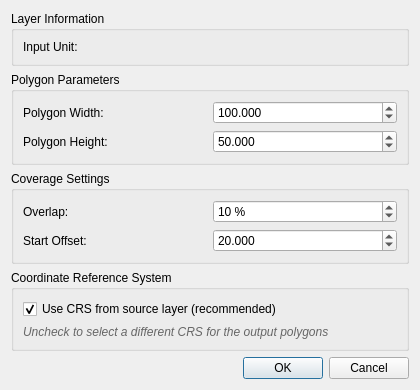
Before: the Qt Designer form polystrip/polystripdialog.ui in mach0/polystrip, drawn with Qt 5.
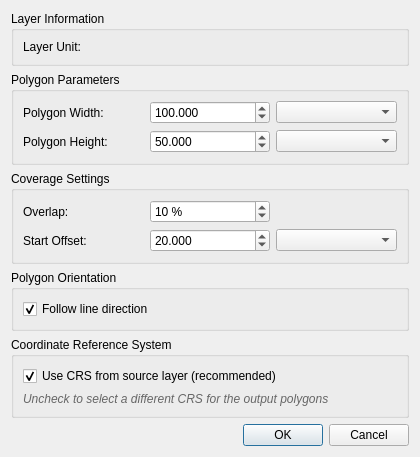
After: the same form once the commit is applied. Icons and pictures are not drawn.

```diff
--- a/polystrip/polystripdialog.ui
+++ b/polystrip/polystripdialog.ui
@@ -27,7 +27,7 @@
       <item row="0" column="0">
        <widget class="QLabel" name="label_units">
         <property name="text">
-         <string>Input Unit:</string>
+         <string>Layer Unit:</string>
         </property>
        </widget>
       </item>
@@ -76,6 +76,13 @@
         </property>
        </widget>
       </item>
+      <item row="0" column="2">
+       <widget class="QComboBox" name="widthUnitComboBox">
+        <property name="toolTip">
+         <string>Unit for width value</string>
+        </property>
+       </widget>
+      </item>
       <item row="1" column="0">
        <widget class="QLabel" name="label_height">
         <property name="text">
@@ -102,6 +109,13 @@
         </property>
        </widget>
       </item>
+      <item row="1" column="2">
+       <widget class="QComboBox" name="heightUnitComboBox">
+        <property name="toolTip">
+         <string>Unit for height value</string>
+        </property>
+       </widget>
+      </item>
      </layout>
     </widget>
    </item>
@@ -157,6 +171,35 @@
         </property>
         <property name="decimals">
          <number>3</number>
+        </property>
+       </widget>
+      </item>
+      <item row="1" column="2">
+       <widget class="QComboBox" name="offsetUnitComboBox">
+        <property name="toolTip">
+         <string>Unit for start offset value</string>
+        </property>
+       </widget>
+      </item>
+     </layout>
+    </widget>
+   </item>
+   <item>
+    <widget class="QGroupBox" name="groupBox_orientation">
+     <property name="title">
+      <string>Polygon Orientation</string>
+     </property>
+     <layout class="QGridLayout" name="gridLayout_orientation">
+      <item row="0" column="0">
+       <widget class="QCheckBox" name="followLineCheckBox">
+        <property name="text">
+         <string>Follow line direction</string>
+        </property>
+        <property name="checked">
+         <bool>true</bool>
+        </property>
+        <property name="toolTip">
+         <string>If checked, polygons will be rotated to follow the line direction. If unchecked, polygons will maintain north-up orientation.</string>
         </property>
        </widget>
       </item>
```
